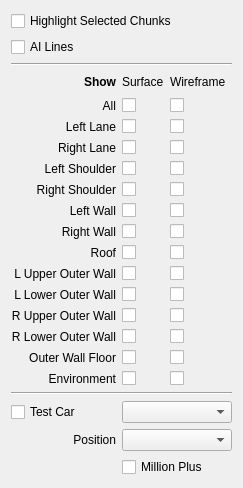
Qt form TrackEditor/DisplaySettings.ui (Zizin13/Roller) before a commit.
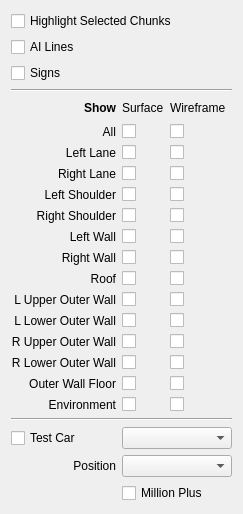
The same form after that commit.

Commit message: some framework for signs

```diff
--- a/TrackEditor/DisplaySettings.ui
+++ b/TrackEditor/DisplaySettings.ui
@@ -7,41 +7,35 @@
     <x>0</x>
     <y>0</y>
     <width>234</width>
-    <height>468</height>
+    <height>498</height>
    </rect>
   </property>
   <property name="windowTitle">
    <string>Form</string>
   </property>
   <layout class="QGridLayout" name="gridLayout">
-   <item row="4" column="0">
-    <widget class="QLabel" name="lblAll">
+   <item row="12" column="2">
+    <widget class="QCheckBox" name="ckRoofWireframe">
      <property name="text">
-      <string>All</string>
+      <string/>
      </property>
-     <property name="alignment">
-      <set>Qt::AlignRight|Qt::AlignTrailing|Qt::AlignVCenter</set>
-     </property>
     </widget>
    </item>
-   <item row="20" column="0">
-    <widget class="QLabel" name="label_3">
+   <item row="8" column="2">
+    <widget class="QCheckBox" name="ckLShoulderWireframe">
      <property name="text">
-      <string>Position</string>
+      <string/>
      </property>
-     <property name="alignment">
-      <set>Qt::AlignRight|Qt::AlignTrailing|Qt::AlignVCenter</set>
-     </property>
     </widget>
    </item>
-   <item row="16" column="2">
-    <widget class="QCheckBox" name="ckOWallFloorWireframe">
+   <item row="18" column="2">
+    <widget class="QCheckBox" name="ckEnvirFloorWireframe">
      <property name="text">
       <string/>
      </property>
     </widget>
    </item>
-   <item row="15" column="0">
+   <item row="16" column="0">
     <widget class="QLabel" name="lblRLOWall">
      <property name="text">
       <string>R Lower Outer Wall</string>
@@ -51,61 +45,13 @@
      </property>
     </widget>
    </item>
-   <item row="3" column="1">
-    <widget class="QLabel" name="label">
+   <item row="17" column="2">
+    <widget class="QCheckBox" name="ckOWallFloorWireframe">
      <property name="text">
-      <string>Surface</string>
-     </property>
-    </widget>
-   </item>
-   <item row="6" column="2">
-    <widget class="QCheckBox" name="ckRLaneWireframe">
-     <property name="text">
       <string/>
      </property>
     </widget>
    </item>
-   <item row="9" column="2">
-    <widget class="QCheckBox" name="ckLWallWireframe">
-     <property name="text">
-      <string/>
-     </property>
-    </widget>
-   </item>
-   <item row="8" column="1">
-    <widget class="QCheckBox" name="ckRShoulderSurface">
-     <property name="text">
-      <string/>
-     </property>
-    </widget>
-   </item>
-   <item row="3" column="2">
-    <widget class="QLabel" name="label_2">
-     <property name="text">
-      <string>Wireframe</string>
-     </property>
-    </widget>
-   </item>
-   <item row="20" column="1" colspan="3">
-    <widget class="QComboBox" name="cbTestCarPos"/>
-   </item>
-   <item row="15" column="1">
-    <widget class="QCheckBox" name="ckRLOWallSurface">
-     <property name="text">
-      <string/>
-     </property>
-    </widget>
-   </item>
-   <item row="5" column="0">
-    <widget class="QLabel" name="lblLLane">
-     <property name="text">
-      <string>Left Lane</string>
-     </property>
-     <property name="alignment">
-      <set>Qt::AlignRight|Qt::AlignTrailing|Qt::AlignVCenter</set>
-     </property>
-    </widget>
-   </item>
    <item row="0" column="0" colspan="3">
     <widget class="QCheckBox" name="ckHighlightSelection">
      <property name="text">
@@ -113,37 +59,68 @@
      </property>
     </widget>
    </item>
-   <item row="17" column="0">
-    <widget class="QLabel" name="lblEnvirFloor">
+   <item row="4" column="1">
+    <widget class="QLabel" name="label">
      <property name="text">
-      <string>Environment</string>
+      <string>Surface</string>
      </property>
+    </widget>
+   </item>
+   <item row="21" column="1" colspan="3">
+    <widget class="QComboBox" name="cbTestCarPos"/>
+   </item>
+   <item row="3" column="0" colspan="4">
+    <widget class="Line" name="line">
+     <property name="orientation">
+      <enum>Qt::Horizontal</enum>
+     </property>
+    </widget>
+   </item>
+   <item row="10" column="0">
+    <widget class="QLabel" name="lblLWall">
+     <property name="text">
+      <string>Left Wall</string>
+     </property>
      <property name="alignment">
       <set>Qt::AlignRight|Qt::AlignTrailing|Qt::AlignVCenter</set>
      </property>
     </widget>
    </item>
-   <item row="4" column="2">
+   <item row="7" column="2">
+    <widget class="QCheckBox" name="ckRLaneWireframe">
+     <property name="text">
+      <string/>
+     </property>
+    </widget>
+   </item>
+   <item row="7" column="0">
+    <widget class="QLabel" name="lblRLane">
+     <property name="text">
+      <string>Right Lane</string>
+     </property>
+     <property name="alignment">
+      <set>Qt::AlignRight|Qt::AlignTrailing|Qt::AlignVCenter</set>
+     </property>
+    </widget>
+   </item>
+   <item row="5" column="2">
     <widget class="QCheckBox" name="ckAllWireframe">
      <property name="text">
       <string/>
      </property>
     </widget>
    </item>
-   <item row="18" column="0" colspan="4">
-    <widget class="Line" name="line_2">
-     <property name="orientation">
-      <enum>Qt::Horizontal</enum>
+   <item row="16" column="1">
+    <widget class="QCheckBox" name="ckRLOWallSurface">
+     <property name="text">
+      <string/>
      </property>
     </widget>
    </item>
-   <item row="12" column="0">
-    <widget class="QLabel" name="lblLUOWall">
+   <item row="6" column="2">
+    <widget class="QCheckBox" name="ckLLaneWireframe">
      <property name="text">
-      <string>L Upper Outer Wall</string>
-     </property>
-     <property name="alignment">
-      <set>Qt::AlignRight|Qt::AlignTrailing|Qt::AlignVCenter</set>
+      <string/>
      </property>
     </widget>
    </item>
@@ -154,42 +131,14 @@
      </property>
     </widget>
    </item>
-   <item row="12" column="1">
-    <widget class="QCheckBox" name="ckLUOWallSurface">
+   <item row="15" column="1">
+    <widget class="QCheckBox" name="ckRUOWallSurface">
      <property name="text">
       <string/>
      </property>
     </widget>
    </item>
-   <item row="14" column="2">
-    <widget class="QCheckBox" name="ckRUOWallWireframe">
-     <property name="text">
-      <string/>
-     </property>
-    </widget>
-   </item>
-   <item row="4" column="1">
-    <widget class="QCheckBox" name="ckAllSurface">
-     <property name="text">
-      <string/>
-     </property>
-    </widget>
-   </item>
-   <item row="11" column="1">
-    <widget class="QCheckBox" name="ckRoofSurface">
-     <property name="text">
-      <string/>
-     </property>
-    </widget>
-   </item>
-   <item row="10" column="1">
-    <widget class="QCheckBox" name="ckRWallSurface">
-     <property name="text">
-      <string/>
-     </property>
-    </widget>
-   </item>
-   <item row="3" column="0">
+   <item row="4" column="0">
     <widget class="QLabel" name="label_16">
      <property name="font">
       <font>
@@ -205,102 +154,31 @@
      </property>
     </widget>
    </item>
-   <item row="11" column="2">
-    <widget class="QCheckBox" name="ckRoofWireframe">
-     <property name="text">
-      <string/>
-     </property>
-    </widget>
-   </item>
-   <item row="7" column="1">
-    <widget class="QCheckBox" name="ckLShoulderSurface">
-     <property name="text">
-      <string/>
-     </property>
-    </widget>
-   </item>
-   <item row="7" column="0">
-    <widget class="QLabel" name="lblLShoulder">
-     <property name="text">
-      <string>Left Shoulder</string>
-     </property>
-     <property name="alignment">
-      <set>Qt::AlignRight|Qt::AlignTrailing|Qt::AlignVCenter</set>
-     </property>
-    </widget>
-   </item>
-   <item row="11" column="0">
-    <widget class="QLabel" name="lblRoof">
-     <property name="text">
-      <string>Roof</string>
-     </property>
-     <property name="alignment">
-      <set>Qt::AlignRight|Qt::AlignTrailing|Qt::AlignVCenter</set>
-     </property>
-    </widget>
-   </item>
-   <item row="6" column="1">
-    <widget class="QCheckBox" name="ckRLaneSurface">
-     <property name="text">
-      <string/>
-     </property>
-    </widget>
-   </item>
-   <item row="8" column="2">
-    <widget class="QCheckBox" name="ckRShoulderWireframe">
-     <property name="text">
-      <string/>
-     </property>
-    </widget>
-   </item>
-   <item row="3" column="3">
-    <spacer name="horizontalSpacer">
-     <property name="orientation">
-      <enum>Qt::Horizontal</enum>
-     </property>
-     <property name="sizeHint" stdset="0">
-      <size>
-       <width>40</width>
-       <height>20</height>
-      </size>
-     </property>
-    </spacer>
-   </item>
    <item row="13" column="0">
-    <widget class="QLabel" name="lblLLOWall">
+    <widget class="QLabel" name="lblLUOWall">
      <property name="text">
-      <string>L Lower Outer Wall</string>
+      <string>L Upper Outer Wall</string>
      </property>
      <property name="alignment">
       <set>Qt::AlignRight|Qt::AlignTrailing|Qt::AlignVCenter</set>
      </property>
     </widget>
    </item>
-   <item row="5" column="2">
-    <widget class="QCheckBox" name="ckLLaneWireframe">
+   <item row="8" column="1">
+    <widget class="QCheckBox" name="ckLShoulderSurface">
      <property name="text">
       <string/>
      </property>
     </widget>
    </item>
-   <item row="14" column="1">
-    <widget class="QCheckBox" name="ckRUOWallSurface">
+   <item row="10" column="2">
+    <widget class="QCheckBox" name="ckLWallWireframe">
      <property name="text">
       <string/>
      </property>
     </widget>
    </item>
-   <item row="19" column="1" colspan="3">
-    <widget class="QComboBox" name="cbTestCarType"/>
-   </item>
-   <item row="19" column="0">
-    <widget class="QCheckBox" name="ckTestCar">
-     <property name="text">
-      <string>Test Car</string>
-     </property>
-    </widget>
-   </item>
-   <item row="8" column="0">
+   <item row="9" column="0">
     <widget class="QLabel" name="lblRShoulder">
      <property name="text">
       <string>Right Shoulder</string>
@@ -310,55 +188,127 @@
      </property>
     </widget>
    </item>
+   <item row="17" column="0">
+    <widget class="QLabel" name="lblOWallFloor">
+     <property name="text">
+      <string>Outer Wall Floor</string>
+     </property>
+     <property name="alignment">
+      <set>Qt::AlignRight|Qt::AlignTrailing|Qt::AlignVCenter</set>
+     </property>
+    </widget>
+   </item>
+   <item row="20" column="0">
+    <widget class="QCheckBox" name="ckTestCar">
+     <property name="text">
+      <string>Test Car</string>
+     </property>
+    </widget>
+   </item>
+   <item row="14" column="1">
+    <widget class="QCheckBox" name="ckLLOWallSurface">
+     <property name="text">
+      <string/>
+     </property>
+    </widget>
+   </item>
+   <item row="15" column="0">
+    <widget class="QLabel" name="lblRUOWall">
+     <property name="text">
+      <string>R Upper Outer Wall</string>
+     </property>
+     <property name="alignment">
+      <set>Qt::AlignRight|Qt::AlignTrailing|Qt::AlignVCenter</set>
+     </property>
+    </widget>
+   </item>
+   <item row="6" column="0">
+    <widget class="QLabel" name="lblLLane">
+     <property name="text">
+      <string>Left Lane</string>
+     </property>
+     <property name="alignment">
+      <set>Qt::AlignRight|Qt::AlignTrailing|Qt::AlignVCenter</set>
+     </property>
+    </widget>
+   </item>
+   <item row="21" column="0">
+    <widget class="QLabel" name="label_3">
+     <property name="text">
+      <string>Position</string>
+     </property>
+     <property name="alignment">
+      <set>Qt::AlignRight|Qt::AlignTrailing|Qt::AlignVCenter</set>
+     </property>
+    </widget>
+   </item>
+   <item row="16" column="2">
+    <widget class="QCheckBox" name="ckRLOWallWireframe">
+     <property name="text">
+      <string/>
+     </property>
+    </widget>
+   </item>
+   <item row="14" column="0">
+    <widget class="QLabel" name="lblLLOWall">
+     <property name="text">
+      <string>L Lower Outer Wall</string>
+     </property>
+     <property name="alignment">
+      <set>Qt::AlignRight|Qt::AlignTrailing|Qt::AlignVCenter</set>
+     </property>
+    </widget>
+   </item>
    <item row="5" column="1">
+    <widget class="QCheckBox" name="ckAllSurface">
+     <property name="text">
+      <string/>
+     </property>
+    </widget>
+   </item>
+   <item row="14" column="2">
+    <widget class="QCheckBox" name="ckLLOWallWireframe">
+     <property name="text">
+      <string/>
+     </property>
+    </widget>
+   </item>
+   <item row="11" column="2">
+    <widget class="QCheckBox" name="ckRWallWireframe">
+     <property name="text">
+      <string/>
+     </property>
+    </widget>
+   </item>
+   <item row="18" column="1">
+    <widget class="QCheckBox" name="ckEnvirFloorSurface">
+     <property name="text">
+      <string/>
+     </property>
+    </widget>
+   </item>
+   <item row="4" column="2">
+    <widget class="QLabel" name="label_2">
+     <property name="text">
+      <string>Wireframe</string>
+     </property>
+    </widget>
+   </item>
+   <item row="6" column="1">
     <widget class="QCheckBox" name="ckLLaneSurface">
      <property name="text">
       <string/>
      </property>
     </widget>
    </item>
-   <item row="12" column="2">
+   <item row="13" column="2">
     <widget class="QCheckBox" name="ckLUOWallWireframe">
      <property name="text">
       <string/>
      </property>
     </widget>
    </item>
-   <item row="10" column="0">
-    <widget class="QLabel" name="lblRWall">
-     <property name="text">
-      <string>Right Wall</string>
-     </property>
-     <property name="alignment">
-      <set>Qt::AlignRight|Qt::AlignTrailing|Qt::AlignVCenter</set>
-     </property>
-    </widget>
-   </item>
-   <item row="10" column="2">
-    <widget class="QCheckBox" name="ckRWallWireframe">
-     <property name="text">
-      <string/>
-     </property>
-    </widget>
-   </item>
-   <item row="6" column="0">
-    <widget class="QLabel" name="lblRLane">
-     <property name="text">
-      <string>Right Lane</string>
-     </property>
-     <property name="alignment">
-      <set>Qt::AlignRight|Qt::AlignTrailing|Qt::AlignVCenter</set>
-     </property>
-    </widget>
-   </item>
-   <item row="7" column="2">
-    <widget class="QCheckBox" name="ckLShoulderWireframe">
-     <property name="text">
-      <string/>
-     </property>
-    </widget>
-   </item>
-   <item row="22" column="2">
+   <item row="23" column="2">
     <spacer name="verticalSpacer">
      <property name="orientation">
       <enum>Qt::Vertical</enum>
@@ -371,99 +321,156 @@
      </property>
     </spacer>
    </item>
-   <item row="9" column="0">
-    <widget class="QLabel" name="lblLWall">
-     <property name="text">
-      <string>Left Wall</string>
+   <item row="4" column="3">
+    <spacer name="horizontalSpacer">
+     <property name="orientation">
+      <enum>Qt::Horizontal</enum>
      </property>
-     <property name="alignment">
-      <set>Qt::AlignRight|Qt::AlignTrailing|Qt::AlignVCenter</set>
+     <property name="sizeHint" stdset="0">
+      <size>
+       <width>40</width>
+       <height>20</height>
+      </size>
      </property>
-    </widget>
+    </spacer>
    </item>
-   <item row="16" column="1">
-    <widget class="QCheckBox" name="ckOWallFloorSurface">
-     <property name="text">
-      <string/>
-     </property>
-    </widget>
-   </item>
-   <item row="13" column="1">
-    <widget class="QCheckBox" name="ckLLOWallSurface">
+   <item row="12" column="1">
+    <widget class="QCheckBox" name="ckRoofSurface">
      <property name="text">
       <string/>
      </property>
     </widget>
    </item>
    <item row="15" column="2">
-    <widget class="QCheckBox" name="ckRLOWallWireframe">
+    <widget class="QCheckBox" name="ckRUOWallWireframe">
      <property name="text">
       <string/>
      </property>
     </widget>
    </item>
-   <item row="17" column="1">
-    <widget class="QCheckBox" name="ckEnvirFloorSurface">
+   <item row="20" column="1" colspan="3">
+    <widget class="QComboBox" name="cbTestCarType"/>
+   </item>
+   <item row="9" column="2">
+    <widget class="QCheckBox" name="ckRShoulderWireframe">
      <property name="text">
       <string/>
      </property>
     </widget>
    </item>
-   <item row="2" column="0" colspan="4">
-    <widget class="Line" name="line">
+   <item row="19" column="0" colspan="4">
+    <widget class="Line" name="line_2">
      <property name="orientation">
       <enum>Qt::Horizontal</enum>
      </property>
     </widget>
    </item>
-   <item row="13" column="2">
-    <widget class="QCheckBox" name="ckLLOWallWireframe">
+   <item row="7" column="1">
+    <widget class="QCheckBox" name="ckRLaneSurface">
      <property name="text">
       <string/>
      </property>
     </widget>
    </item>
-   <item row="17" column="2">
-    <widget class="QCheckBox" name="ckEnvirFloorWireframe">
+   <item row="5" column="0">
+    <widget class="QLabel" name="lblAll">
      <property name="text">
-      <string/>
+      <string>All</string>
      </property>
-    </widget>
-   </item>
-   <item row="16" column="0">
-    <widget class="QLabel" name="lblOWallFloor">
-     <property name="text">
-      <string>Outer Wall Floor</string>
-     </property>
      <property name="alignment">
       <set>Qt::AlignRight|Qt::AlignTrailing|Qt::AlignVCenter</set>
      </property>
     </widget>
    </item>
-   <item row="9" column="1">
-    <widget class="QCheckBox" name="ckLWallSurface">
+   <item row="13" column="1">
+    <widget class="QCheckBox" name="ckLUOWallSurface">
      <property name="text">
       <string/>
      </property>
     </widget>
    </item>
-   <item row="14" column="0">
-    <widget class="QLabel" name="lblRUOWall">
-     <property name="text">
-      <string>R Upper Outer Wall</string>
-     </property>
-     <property name="alignment">
-      <set>Qt::AlignRight|Qt::AlignTrailing|Qt::AlignVCenter</set>
-     </property>
-    </widget>
-   </item>
-   <item row="21" column="1" colspan="2">
+   <item row="22" column="1" colspan="2">
     <widget class="QCheckBox" name="ckMillionPlus">
      <property name="text">
       <string>Million Plus</string>
      </property>
     </widget>
    </item>
+   <item row="18" column="0">
+    <widget class="QLabel" name="lblEnvirFloor">
+     <property name="text">
+      <string>Environment</string>
+     </property>
+     <property name="alignment">
+      <set>Qt::AlignRight|Qt::AlignTrailing|Qt::AlignVCenter</set>
+     </property>
+    </widget>
+   </item>
+   <item row="11" column="1">
+    <widget class="QCheckBox" name="ckRWallSurface">
+     <property name="text">
+      <string/>
+     </property>
+    </widget>
+   </item>
+   <item row="8" column="0">
+    <widget class="QLabel" name="lblLShoulder">
+     <property name="text">
+      <string>Left Shoulder</string>
+     </property>
+     <property name="alignment">
+      <set>Qt::AlignRight|Qt::AlignTrailing|Qt::AlignVCenter</set>
+     </property>
+    </widget>
+   </item>
+   <item row="12" column="0">
+    <widget class="QLabel" name="lblRoof">
+     <property name="text">
+      <string>Roof</string>
+     </property>
+     <property name="alignment">
+      <set>Qt::AlignRight|Qt::AlignTrailing|Qt::AlignVCenter</set>
+     </property>
+    </widget>
+   </item>
+   <item row="11" column="0">
+    <widget class="QLabel" name="lblRWall">
+     <property name="text">
+      <string>Right Wall</string>
+     </property>
+     <property name="alignment">
+      <set>Qt::AlignRight|Qt::AlignTrailing|Qt::AlignVCenter</set>
+     </property>
+    </widget>
+   </item>
+   <item row="17" column="1">
+    <widget class="QCheckBox" name="ckOWallFloorSurface">
+     <property name="text">
+      <string/>
+     </property>
+    </widget>
+   </item>
+   <item row="10" column="1">
+    <widget class="QCheckBox" name="ckLWallSurface">
+     <property name="text">
+      <string/>
+     </property>
+    </widget>
+   </item>
+   <item row="9" column="1">
+    <widget class="QCheckBox" name="ckRShoulderSurface">
+     <property name="text">
+      <string/>
+     </property>
+    </widget>
+   </item>
+   <item row="2" column="0">
+    <widget class="QCheckBox" name="ckSigns">
+     <property name="text">
+      <string>Signs</string>
+     </property>
+    </widget>
+   </item>
   </layout>
  </widget>
  <resources/>
```
The commit also changes 9 other files.
